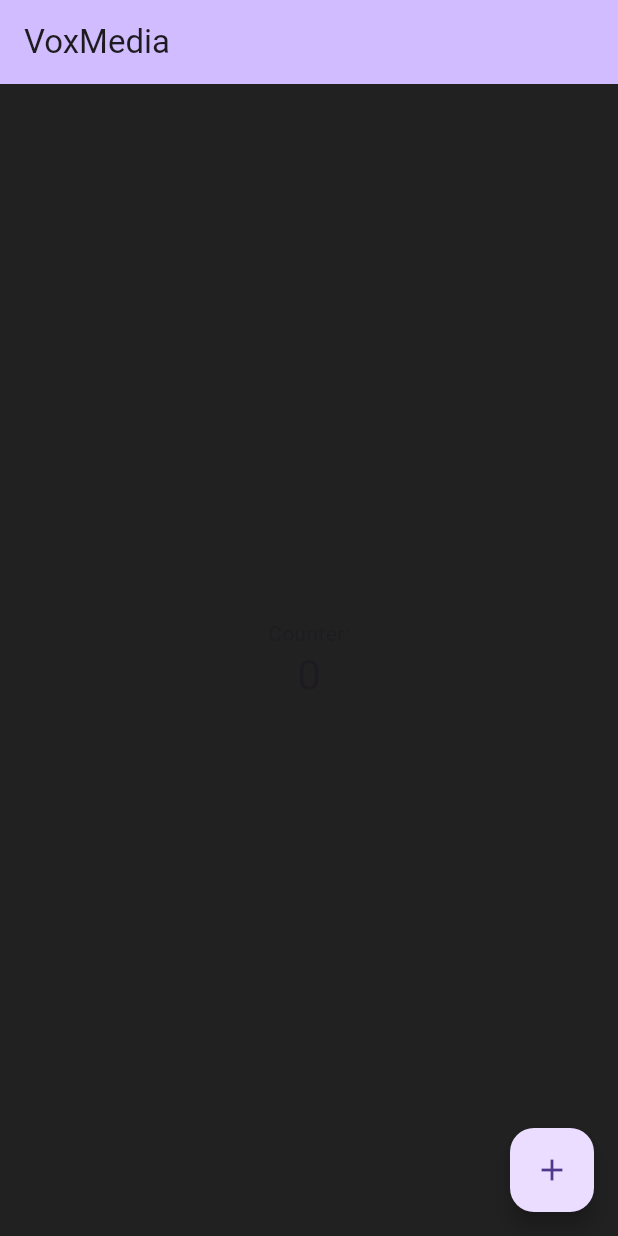
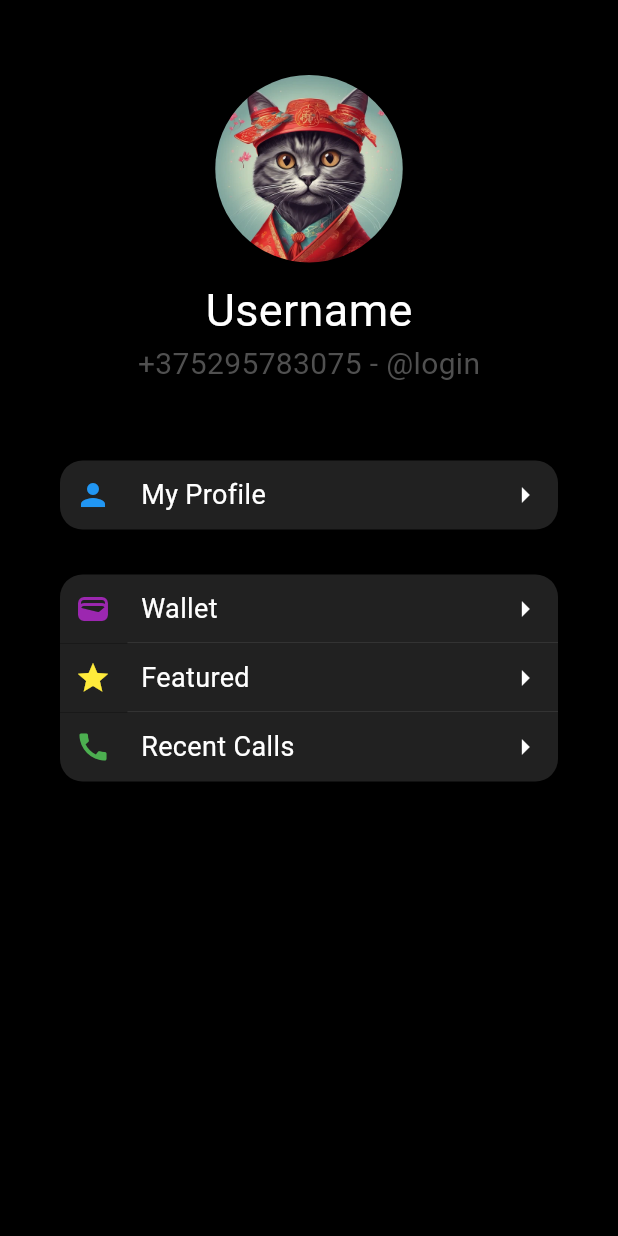
Before and after one commit to dyonyabr/FlutterTry, a Flutter app: the screen it shows after launch, on a phone screen of 412 x 824 dp. Run offline on Flutter 3.47's test engine with Material 3 defaults, Android fonts, the phone set to English and light mode, and no system bars.

Commit message:
end(maybe)

```diff
--- /dev/null
+++ b/voxmedia/lib/components/bar.dart
@@ -0,0 +1,70 @@
+import 'package:flutter/material.dart';
+
+class Bar extends StatelessWidget {
+  final String title;
+  final IconData icon;
+  final Color iconColor;
+  final bool connectedUp;
+  final bool connectedDown;
+
+  const Bar({
+    super.key,
+    required this.title,
+    required this.icon,
+    required this.iconColor,
+    required this.connectedUp,
+    required this.connectedDown,
+  });
+
+  @override
+  Widget build(BuildContext context) {
+    return Container(
+      decoration: BoxDecoration(
+        borderRadius: BorderRadius.vertical(
+          top: Radius.circular((connectedUp) ? 0 : 15),
+          bottom: Radius.circular((connectedDown) ? 0 : 15),
+        ),
+        color: Colors.grey.shade900,
+      ),
+      margin: EdgeInsets.fromLTRB(
+        40,
+        (connectedUp) ? 0 : 0,
+        40,
+        (connectedDown) ? 0 : 30,
+      ),
+      padding: const EdgeInsets.all(10),
+      child: Row(
+        mainAxisAlignment: MainAxisAlignment.spaceBetween,
+        children: [
+          Row(
+            children: [
+              Icon(
+                icon,
+                color: iconColor,
+              ),
+              const SizedBox(
+                width: 20,
+              ),
+              Text(
+                title,
+                style: const TextStyle(
+                  color: Colors.white,
+                  fontSize: 18,
+                ),
+                textAlign: TextAlign.center,
+              ),
+            ],
+          ),
+          const Row(
+            children: [
+              Icon(
+                Icons.arrow_right,
+                color: Colors.white,
+              )
+            ],
+          ),
+        ],
+      ),
+    );
+  }
+}
--- /dev/null
+++ b/voxmedia/lib/components/profileData.dart
@@ -0,0 +1,47 @@
+import 'package:flutter/material.dart';
+
+class ProfileData extends StatelessWidget {
+  final String name;
+  final String phone;
+  final String login;
+
+  const ProfileData({
+    super.key,
+    required this.name,
+    required this.phone,
+    required this.login,
+  });
+
+  @override
+  Widget build(BuildContext context) {
+    return Column(children: [
+      const SizedBox(
+        height: 50,
+      ),
+      ClipOval(
+        child: Image.asset(
+          "assets/images/medium.png",
+          height: 125,
+          width: 125,
+        ),
+      ),
+      const SizedBox(
+        height: 10,
+      ),
+      Text(
+        name,
+        style: const TextStyle(
+          color: Colors.white,
+          fontSize: 30,
+        ),
+      ),
+      Text(
+        "$phone - $login",
+        style: const TextStyle(
+          color: Color(0xff505050),
+          fontSize: 20,
+        ),
+      ),
+    ]);
+  }
+}
--- a/voxmedia/lib/main.dart
+++ b/voxmedia/lib/main.dart
@@ -1,4 +1,5 @@
 import 'package:flutter/material.dart';
+import 'package:voxmedia/pages/settingsPage.dart';
 
 void main() {
   runApp(const VoxMedia());
@@ -9,61 +10,6 @@ class VoxMedia extends StatelessWidget {
 
   @override
   Widget build(BuildContext context) {
-    return MaterialApp(
-      title: 'VoxMedia',
-      theme: ThemeData(
-        scaffoldBackgroundColor: Colors.grey.shade900,
-        primaryColor: Colors.grey.shade800,
-      ),
-      home: const MyHomePage(title: 'VoxMedia'),
-    );
+    return const MaterialApp(title: 'VoxMedia', home: Settings());
   }
 }
-
-class MyHomePage extends StatefulWidget {
-  const MyHomePage({super.key, required this.title});
-
-  final String title;
-
-  @override
-  State<MyHomePage> createState() => _MyHomePageState();
-}
-
-class _MyHomePageState extends State<MyHomePage> {
-  int _counter = 0;
-
-  void _incrementCounter() {
-    setState(() {
-      _counter++;
-    });
-  }
-
-  @override
-  Widget build(BuildContext context) {
-    return Scaffold(
-      appBar: AppBar(
-        backgroundColor: Theme.of(context).colorScheme.inversePrimary,
-        title: Text(widget.title),
-      ),
-      body: Center(
-        child: Column(
-          mainAxisAlignment: MainAxisAlignment.center,
-          children: <Widget>[
-            const Text(
-              'Counter:',
-            ),
-            Text(
-              '$_counter',
-              style: Theme.of(context).textTheme.headlineMedium,
-            ),
-          ],
-        ),
-      ),
-      floatingActionButton: FloatingActionButton(
-        onPressed: _incrementCounter,
-        tooltip: 'Increment',
-        child: const Icon(Icons.add),
-      ),
-    );
-  }
-}
--- /dev/null
+++ b/voxmedia/lib/pages/homePage.dart
@@ -0,0 +1,44 @@
+import 'package:flutter/material.dart';
+
+class Homepage extends StatefulWidget {
+  const Homepage({super.key});
+
+  @override
+  State<Homepage> createState() => _HomepageState();
+}
+
+class _HomepageState extends State<Homepage> {
+  String str = 'qqq';
+  bool isEdit = true;
+
+  @override
+  Widget build(BuildContext context) {
+    return Scaffold(
+      body: Row(
+        children: [
+          GestureDetector(
+            onTap: () {
+              setState(() {
+                str = 'qwe';
+                isEdit = false;
+              });
+            },
+            child: Container(
+              child: Text(str),
+              width: 100,
+              height: 100,
+              padding: EdgeInsets.all(20),
+              margin: EdgeInsets.all(20),
+              decoration: BoxDecoration(
+                  color: Colors.blue,
+                  border: isEdit == true
+                      ? Border.all(color: Colors.black, width: 3)
+                      : Border.all(color: Colors.red, width: 20)),
+            ),
+          ),
+          Text("data"),
+        ],
+      ),
+    );
+  }
+}
--- /dev/null
+++ b/voxmedia/lib/pages/settingsPage.dart
@@ -0,0 +1,73 @@
+import 'package:flutter/material.dart';
+import 'package:voxmedia/components/bar.dart';
+import 'package:voxmedia/components/profileData.dart';
+
+class Settings extends StatefulWidget {
+  const Settings({super.key});
+
+  @override
+  State<Settings> createState() => _SettingsState();
+}
+
+class _SettingsState extends State<Settings> {
+  @override
+  Widget build(BuildContext context) {
+    return const Scaffold(
+      backgroundColor: Colors.black,
+      body: Column(
+        children: [
+          ProfileData(
+            name: "Username",
+            phone: "+375295783075",
+            login: "@login",
+          ),
+          SizedBox(
+            height: 50,
+          ),
+          Bar(
+            title: "My Profile",
+            icon: Icons.person,
+            iconColor: Colors.blue,
+            connectedUp: false,
+            connectedDown: false,
+          ),
+          Bar(
+            title: "Wallet",
+            icon: Icons.wallet,
+            iconColor: Colors.purple,
+            connectedUp: false,
+            connectedDown: true,
+          ),
+          Divider(
+            thickness: 1,
+            height: 0,
+            color: Color(0xff333333),
+            indent: 85,
+            endIndent: 40,
+          ),
+          Bar(
+            title: "Featured",
+            icon: Icons.star,
+            iconColor: Colors.yellow,
+            connectedUp: true,
+            connectedDown: true,
+          ),
+          Divider(
+            thickness: 1,
+            height: 0,
+            color: Color(0xff333333),
+            indent: 85,
+            endIndent: 40,
+          ),
+          Bar(
+            title: "Recent Calls",
+            icon: Icons.call,
+            iconColor: Colors.green,
+            connectedUp: true,
+            connectedDown: false,
+          ),
+        ],
+      ),
+    );
+  }
+}
```
Also changed, not shown: voxmedia/pubspec.yaml (+3 -6 lines), voxmedia/assets/images/medium.png (added), 1 other file.
